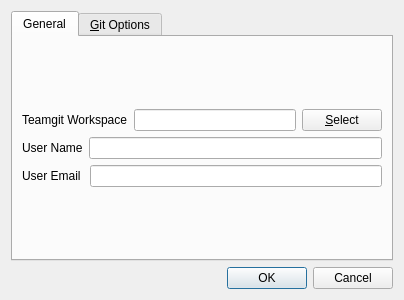
Qt form ui/settings.ui (bainonline/teamgit) before a commit.
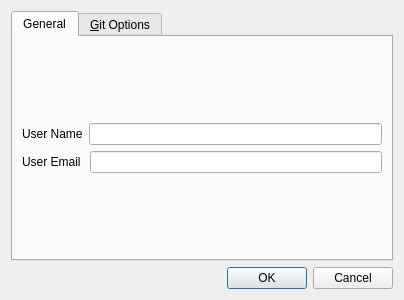
The same form after that commit.

Commit message: Removed teamgitdir stuff from options

What changed in the file:
```diff
--- a/ui/settings.ui
+++ b/ui/settings.ui
@@ -19,6 +19,14 @@
       <number>0</number>
      </property>
      <widget class="QWidget" name="tab" >
+      <property name="geometry" >
+       <rect>
+        <x>0</x>
+        <y>0</y>
+        <width>380</width>
+        <height>218</height>
+       </rect>
+      </property>
       <attribute name="title" >
        <string>General</string>
       </attribute>
@@ -36,27 +44,6 @@
          </property>
         </spacer>
        </item>
-       <item>
-        <layout class="QHBoxLayout" >
-         <item>
-          <widget class="QLabel" name="label_2" >
-           <property name="text" >
-            <string>Teamgit Workspace</string>
-           </property>
-          </widget>
-         </item>
-         <item>
-          <widget class="QLineEdit" name="teamGitWorkingDir" />
-         </item>
-         <item>
-          <widget class="QPushButton" name="pickWorkingDir" >
-           <property name="text" >
-            <string>&amp;Select</string>
-           </property>
-          </widget>
-         </item>
-        </layout>
-       </item>
        <item>
         <layout class="QHBoxLayout" >
          <item>
```
Left out of the diff: 18 changed lines with no effect on the pictures.
